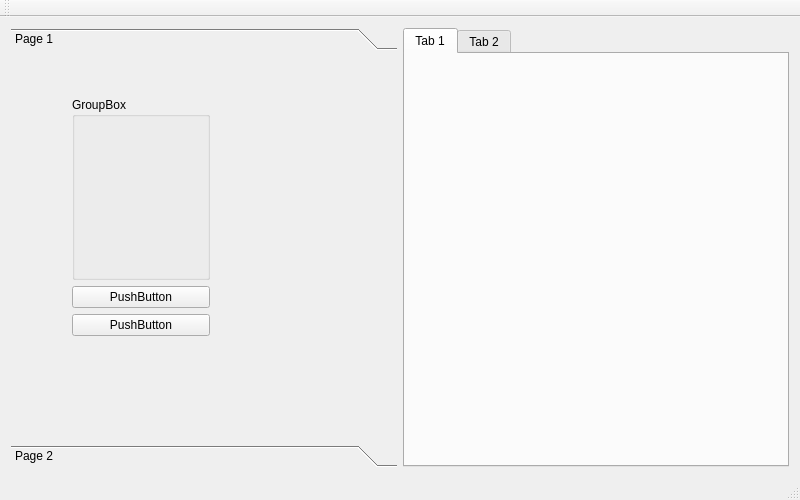
bzyx/MuzeumGUI, file mainwindow.ui: the form before one commit.
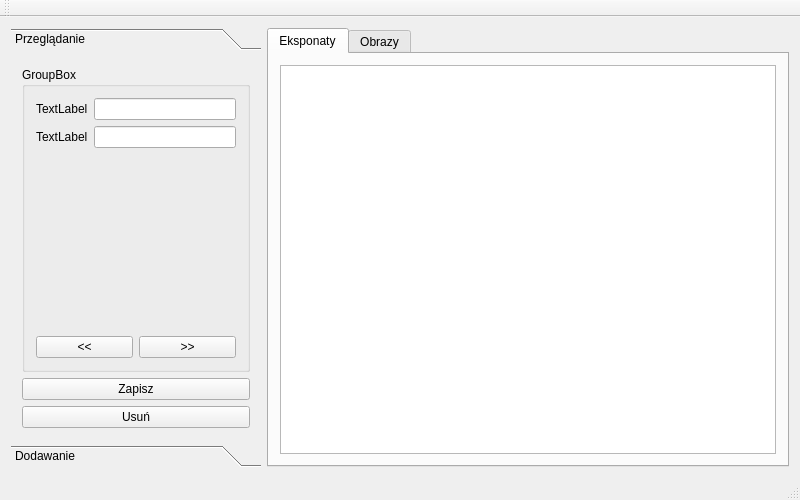
The form after the commit.

Commit message: New better layout - Alpha Verision.

What changed in the file:
```diff
--- a/mainwindow.ui
+++ b/mainwindow.ui
@@ -20,106 +20,155 @@
      <verstretch>0</verstretch>
     </sizepolicy>
    </property>
-   <layout class="QGridLayout" name="gridLayout_3">
-    <item row="0" column="1">
-     <widget class="QTabWidget" name="tabWidget">
-      <widget class="QWidget" name="tab">
-       <attribute name="title">
-        <string>Tab 1</string>
+   <layout class="QHBoxLayout" name="horizontalLayout_2">
+    <item>
+     <widget class="QToolBox" name="toolBox">
+      <property name="enabled">
+       <bool>true</bool>
+      </property>
+      <property name="sizePolicy">
+       <sizepolicy hsizetype="Fixed" vsizetype="Ignored">
+        <horstretch>0</horstretch>
+        <verstretch>0</verstretch>
+       </sizepolicy>
+      </property>
+      <property name="minimumSize">
+       <size>
+        <width>250</width>
+        <height>0</height>
+       </size>
+      </property>
+      <widget class="QWidget" name="toolBoxPage1" native="true">
+       <property name="sizePolicy">
+        <sizepolicy hsizetype="Minimum" vsizetype="Preferred">
+         <horstretch>0</horstretch>
+         <verstretch>0</verstretch>
+        </sizepolicy>
+       </property>
+       <attribute name="label">
+        <string>Przeglądanie</string>
        </attribute>
-       <zorder>toolBox</zorder>
+       <layout class="QHBoxLayout" name="horizontalLayout_3">
+        <item>
+         <layout class="QVBoxLayout" name="verticalLayout">
+          <item>
+           <widget class="QGroupBox" name="groupBox">
+            <property name="title">
+             <string>GroupBox</string>
+            </property>
+            <layout class="QVBoxLayout" name="verticalLayout_3">
+             <item>
+              <layout class="QFormLayout" name="formLayout">
+               <property name="fieldGrowthPolicy">
+                <enum>QFormLayout::AllNonFixedFieldsGrow</enum>
+               </property>
+               <item row="0" column="0">
+                <widget class="QLabel" name="label">
+                 <property name="text">
+                  <string>TextLabel</string>
+                 </property>
+                </widget>
+               </item>
+               <item row="0" column="1">
+                <widget class="QLineEdit" name="lineEdit"/>
+               </item>
+               <item row="1" column="0">
+                <widget class="QLabel" name="label_2">
+                 <property name="text">
+                  <string>TextLabel</string>
+                 </property>
+                </widget>
+               </item>
+               <item row="1" column="1">
+                <widget class="QLineEdit" name="lineEdit_2"/>
+               </item>
+              </layout>
+             </item>
+             <item>
+              <spacer name="verticalSpacer">
+               <property name="orientation">
+                <enum>Qt::Vertical</enum>
+               </property>
+               <property name="sizeHint" stdset="0">
+                <size>
+                 <width>20</width>
+                 <height>40</height>
+                </size>
+               </property>
+              </spacer>
+             </item>
+             <item>
+              <layout class="QHBoxLayout" name="horizontalLayout">
+               <item>
+                <widget class="QPushButton" name="pushButton">
+                 <property name="text">
+                  <string>&lt;&lt;</string>
+                 </property>
+                </widget>
+               </item>
+               <item>
+                <widget class="QPushButton" name="pushButton_2">
+                 <property name="text">
+                  <string>&gt;&gt;</string>
+                 </property>
+                </widget>
+               </item>
+              </layout>
+             </item>
+            </layout>
+           </widget>
+          </item>
+          <item>
+           <widget class="QPushButton" name="pushButton_3">
+            <property name="text">
+             <string>Zapisz</string>
+            </property>
+           </widget>
+          </item>
+          <item>
+           <widget class="QPushButton" name="pushButton_4">
+            <property name="text">
+             <string>Usuń</string>
+            </property>
+           </widget>
+          </item>
+         </layout>
+        </item>
+       </layout>
+       <zorder>verticalLayoutWidget</zorder>
+       <zorder>verticalSpacer</zorder>
       </widget>
-      <widget class="QWidget" name="tab_2">
-       <attribute name="title">
-        <string>Tab 2</string>
+      <widget class="QWidget" name="toolBoxPage2" native="true">
+       <property name="sizePolicy">
+        <sizepolicy hsizetype="Minimum" vsizetype="Preferred">
+         <horstretch>0</horstretch>
+         <verstretch>0</verstretch>
+        </sizepolicy>
+       </property>
+       <attribute name="label">
+        <string>Dodawanie</string>
        </attribute>
       </widget>
      </widget>
     </item>
-    <item row="0" column="0">
-     <widget class="QToolBox" name="toolBox">
+    <item>
+     <widget class="QTabWidget" name="tabWidget">
       <property name="currentIndex">
        <number>0</number>
       </property>
-      <widget class="QWidget" name="page">
-       <property name="geometry">
-        <rect>
-         <x>0</x>
-         <y>0</y>
-         <width>388</width>
-         <height>378</height>
-        </rect>
-       </property>
-       <attribute name="label">
-        <string>Page 1</string>
+      <widget class="QWidget" name="tab">
+       <attribute name="title">
+        <string>Eksponaty</string>
        </attribute>
-       <widget class="QWidget" name="verticalLayoutWidget">
-        <property name="geometry">
-         <rect>
-          <x>50</x>
-          <y>30</y>
-          <width>160</width>
-          <height>261</height>
-         </rect>
-        </property>
-        <layout class="QVBoxLayout" name="verticalLayout">
-         <item>
-          <widget class="QGroupBox" name="groupBox">
-           <property name="title">
-            <string>GroupBox</string>
-           </property>
-           <widget class="QWidget" name="formLayoutWidget">
-            <property name="geometry">
-             <rect>
-              <x>0</x>
-              <y>50</y>
-              <width>164</width>
-              <height>22</height>
-             </rect>
-            </property>
-            <layout class="QFormLayout" name="formLayout">
-             <item row="0" column="0">
-              <widget class="QLabel" name="label">
-               <property name="text">
-                <string>TextLabel</string>
-               </property>
-              </widget>
-             </item>
-             <item row="0" column="1">
-              <widget class="QLineEdit" name="lineEdit"/>
-             </item>
-            </layout>
-           </widget>
-          </widget>
-         </item>
-         <item>
-          <widget class="QPushButton" name="pushButton_2">
-           <property name="text">
-            <string>PushButton</string>
-           </property>
-          </widget>
-         </item>
-         <item>
-          <widget class="QPushButton" name="pushButton">
-           <property name="text">
-            <string>PushButton</string>
-           </property>
-          </widget>
-         </item>
-        </layout>
-       </widget>
+       <layout class="QHBoxLayout" name="horizontalLayout_5">
+        <item>
+         <widget class="QColumnView" name="columnView"/>
+        </item>
+       </layout>
       </widget>
-      <widget class="QWidget" name="page_2">
-       <property name="geometry">
-        <rect>
-         <x>0</x>
-         <y>0</y>
-         <width>388</width>
-         <height>378</height>
-        </rect>
-       </property>
-       <attribute name="label">
-        <string>Page 2</string>
+      <widget class="QWidget" name="tab_2">
+       <attribute name="title">
+        <string>Obrazy</string>
        </attribute>
       </widget>
      </widget>
```
Left out of the diff: 62 changed lines with no effect on the pictures. The commit also changes 1 other file.
